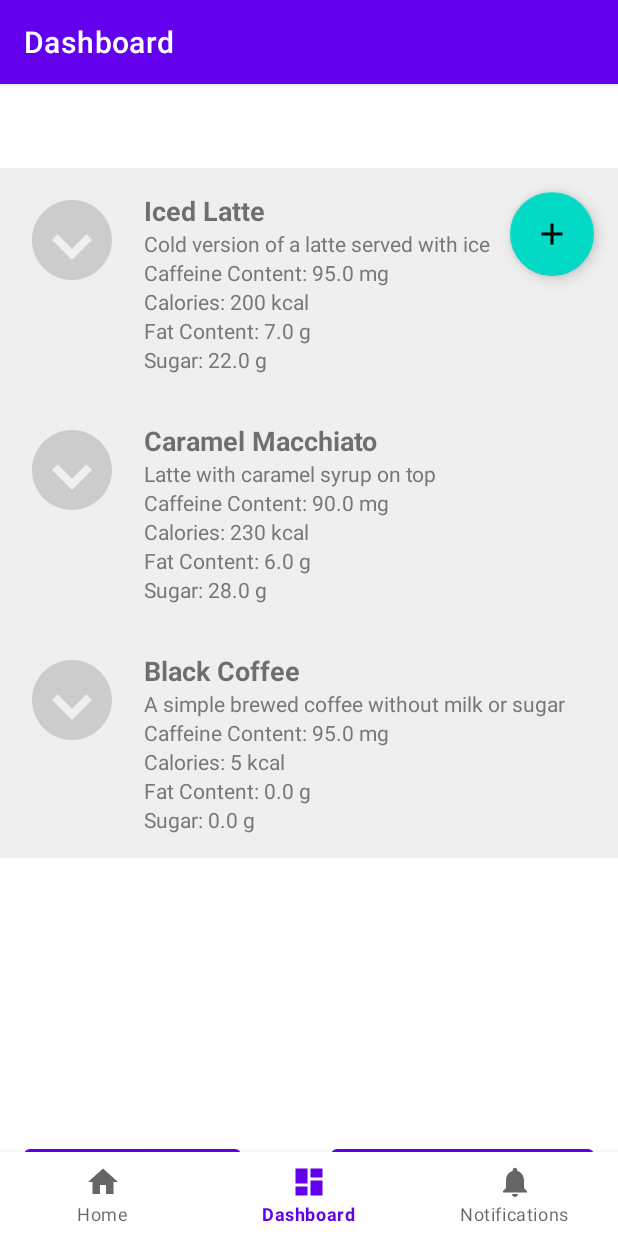
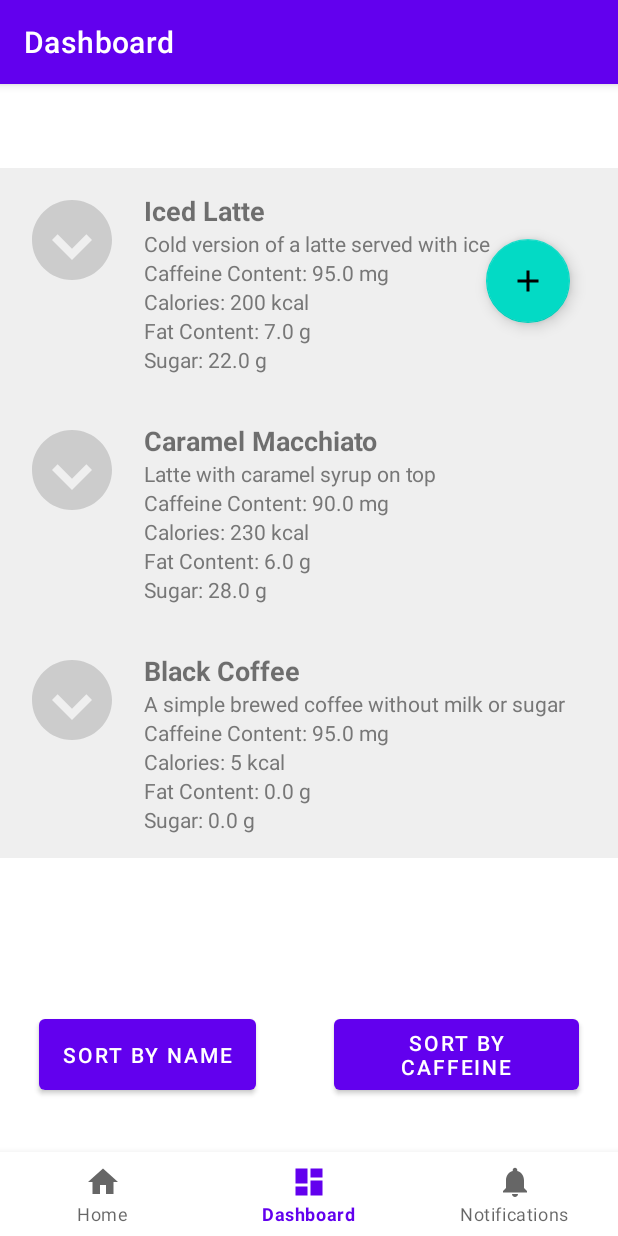
Before and after one commit to HKA-EBusiness/MyMoodBrew, an Android app: the DashboardFragment screen opened through its navigation route, on a phone screen of 412 x 824 dp. Run offline under Robolectric (Android 15) with nearby library versions, the phone set to English and light mode, and no system bars; our stand-ins replace Dagger/Hilt's generated code, Room's generated code, navigation-ui; pictures from the network do not load.

Commit message:
fix sorting, implement

```diff
--- a/app/src/main/java/com/example/mymoodbrew_v2/dao/WeeklyRecipeDao.kt
+++ b/app/src/main/java/com/example/mymoodbrew_v2/dao/WeeklyRecipeDao.kt
@@ -15,12 +15,13 @@ interface WeeklyRecipeDao {
 
     @Query("""
         SELECT CoffeeRecipe.*
-        FROM WeeklyRecipe
-        INNER JOIN CoffeeRecipe ON WeeklyRecipe.coffeeRecipeId = CoffeeRecipe.recipeId
+        FROM CoffeeRecipe
+        INNER JOIN WeeklyRecipe
+        ON WeeklyRecipe.coffeeRecipeId = CoffeeRecipe.recipeId
         ORDER BY RANDOM()
         LIMIT 1
     """)
-    fun getRandomRecommendedCoffee(): CoffeeRecipe
+    fun getRandomRecommendedCoffee(): CoffeeRecipe?
 
     @Insert
     fun insert(weeklyRecipe: WeeklyRecipe)
--- a/app/src/main/java/com/example/mymoodbrew_v2/ui/home/RecommendationFragment.kt
+++ b/app/src/main/java/com/example/mymoodbrew_v2/ui/home/RecommendationFragment.kt
@@ -15,6 +15,8 @@ import com.example.mymoodbrew_v2.databinding.FragmentRecommendationBinding
 import com.example.mymoodbrew_v2.models.CoffeeRecipe
 import dagger.hilt.android.AndroidEntryPoint
 import java.net.URLEncoder
+import androidx.lifecycle.lifecycleScope
+import kotlinx.coroutines.launch
 
 @AndroidEntryPoint
 class RecommendationFragment : Fragment() {
@@ -41,6 +43,7 @@ class RecommendationFragment : Fragment() {
         val recipePreparation: TextView = binding.recipePreparation
 
         // Fetch data from ViewModel
+        viewLifecycleOwner.lifecycleScope.launch {
             val userId = 1
             homeViewModel.getRecommendedCoffee(userId).observe(viewLifecycleOwner) { recipe ->
                 if (recipe != null) {
@@ -52,6 +55,7 @@ class RecommendationFragment : Fragment() {
                         recipeIngredients,
                         recipePreparation
                     )
+                }
             }
         }
 
--- a/app/src/main/java/com/example/mymoodbrew_v2/ui/home/WeeklySpecialFragment.kt
+++ b/app/src/main/java/com/example/mymoodbrew_v2/ui/home/WeeklySpecialFragment.kt
@@ -12,6 +12,8 @@ import coil.load
 import com.example.mymoodbrew_v2.R
 import com.example.mymoodbrew_v2.models.CoffeeRecipe
 import dagger.hilt.android.AndroidEntryPoint
+import androidx.lifecycle.lifecycleScope
+import kotlinx.coroutines.launch
 
 @AndroidEntryPoint
 class WeeklySpecialFragment : Fragment() {
@@ -42,6 +44,7 @@ class WeeklySpecialFragment : Fragment() {
         recipeTitle.setTextColor(resources.getColor(R.color.black, null))
 
         // Fetch data from ViewModel
+        viewLifecycleOwner.lifecycleScope.launch {
             homeViewModel.getWeeklySpecial().observe(viewLifecycleOwner) { recipe ->
                 recipe ?: return@observe
                 updateUI(
@@ -52,6 +55,7 @@ class WeeklySpecialFragment : Fragment() {
                     recipeIngredients,
                     recipePreparation
                 )
+            }
         }
     }
 
--- a/app/src/main/res/layout/fragment_coffee_variation_list.xml
+++ b/app/src/main/res/layout/fragment_coffee_variation_list.xml
@@ -4,43 +4,62 @@
     android:layout_height="match_parent">
 
     <!-- RecyclerView -->
+
+    <!-- Floating Action Button -->
+
     <androidx.recyclerview.widget.RecyclerView
         android:id="@+id/recyclerViewCoffeeVariations"
         android:layout_width="match_parent"
         android:layout_height="match_parent"
-        android:paddingBottom="56dp"
-        android:clipToPadding="false" />
+        android:clipToPadding="false"
+        android:paddingBottom="56dp" />
 
-    <!-- Floating Action Button -->
+    <!-- Sort by Name Button -->
+
+    <!-- Sort by Caffeine Button -->
+
     <com.google.android.material.floatingactionbutton.FloatingActionButton
         android:id="@+id/fabAddCoffeeVariation"
         android:layout_width="wrap_content"
-        android:layout_height="wrap_content"
+        android:layout_height="82dp"
+        android:layout_alignParentTop="true"
         android:layout_alignParentEnd="true"
-        android:layout_alignParentTop="true"
-        android:layout_margin="16dp"
+        android:layout_marginStart="16dp"
+        android:layout_marginLeft="16dp"
+        android:layout_marginTop="47dp"
+        android:layout_marginEnd="32dp"
+        android:layout_marginRight="16dp"
+        android:layout_marginBottom="16dp"
         android:contentDescription="@string/add_coffee_variation"
         android:src="@drawable/ic_add"
         android:tint="@color/white" />
 
-    <!-- Sort by Name Button -->
     <Button
         android:id="@+id/buttonSortByName"
         android:layout_width="wrap_content"
-        android:layout_height="wrap_content"
-        android:text="Sort by Name"
+        android:layout_height="59dp"
         android:layout_alignParentStart="true"
         android:layout_alignParentBottom="true"
-        android:layout_margin="16dp" />
+        android:layout_marginStart="26dp"
+        android:layout_marginLeft="16dp"
+        android:layout_marginTop="16dp"
+        android:layout_marginEnd="16dp"
+        android:layout_marginRight="16dp"
+        android:layout_marginBottom="91dp"
+        android:text="Sort by Name" />
 
-    <!-- Sort by Caffeine Button -->
     <Button
         android:id="@+id/buttonSortByCaffeine"
-        android:layout_width="wrap_content"
-        android:layout_height="wrap_content"
-        android:text="Sort by Caffeine"
+        android:layout_width="163dp"
+        android:layout_height="59dp"
         android:layout_alignParentEnd="true"
         android:layout_alignParentBottom="true"
-        android:layout_margin="16dp" />
+        android:layout_marginStart="16dp"
+        android:layout_marginLeft="16dp"
+        android:layout_marginTop="16dp"
+        android:layout_marginEnd="26dp"
+        android:layout_marginRight="16dp"
+        android:layout_marginBottom="91dp"
+        android:text="Sort by Caffeine" />
 
 </RelativeLayout>
```
Lines whose indentation alone changed are shown as unchanged.
